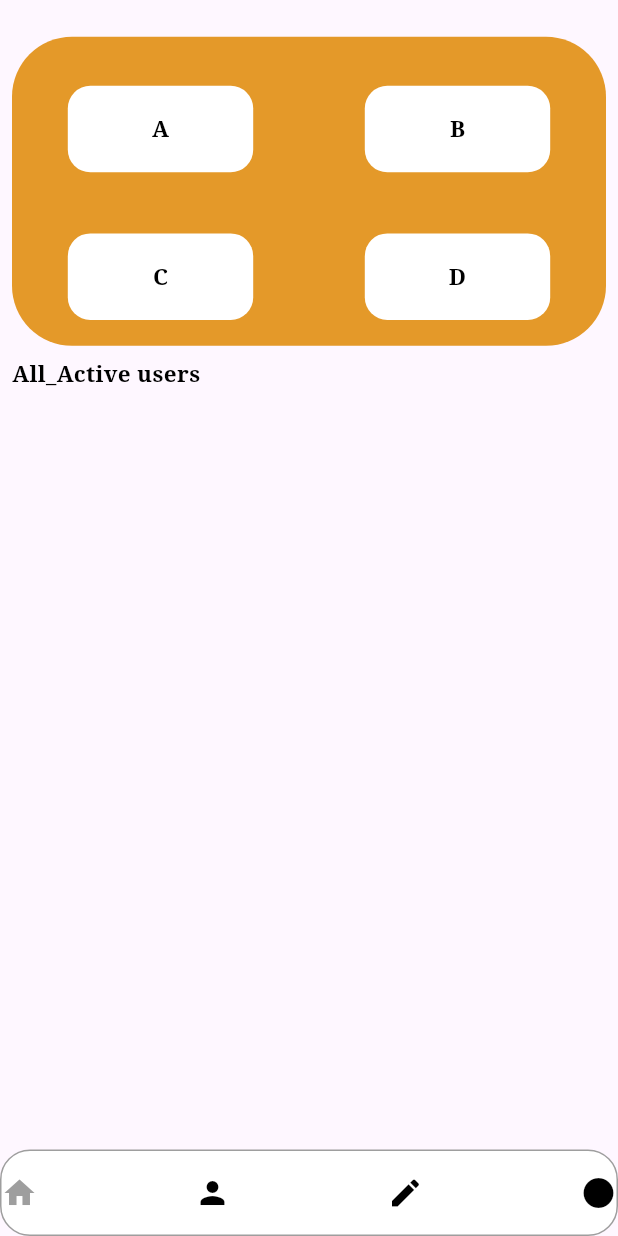
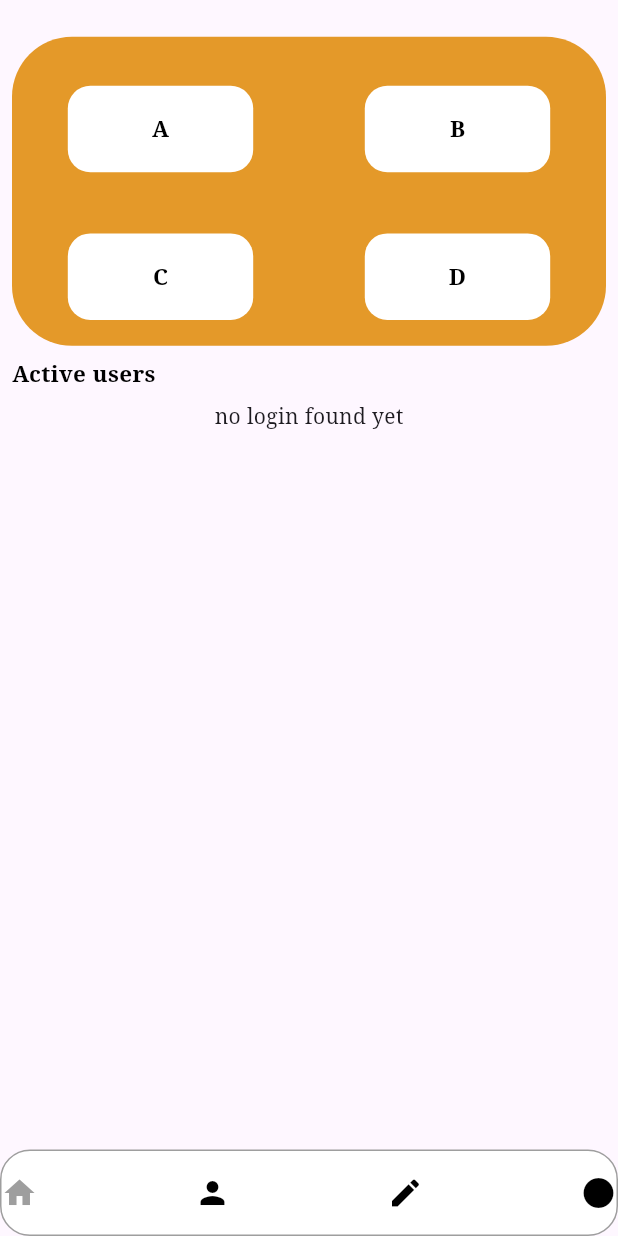
Before and after one commit to navendra3010/surveyist, a Flutter app: the AdminDashboardPage screen opened directly, item 2 of the bottom bar chosen, after a tap on the "home" icon, on a phone screen of 412 x 824 dp. Run offline on Flutter 3.47's test engine with Material 3 defaults, Android fonts, the light colour scheme and no system bars; our stand-ins replace cloud_firestore, device_info_plus, firebase_auth, firebase_core, geocoding, geolocator and 2 more; accounts and stored records are empty.

Commit message:
13 commit

```diff
--- /dev/null
+++ b/lib/adminModel/logins.dart
@@ -0,0 +1,16 @@
+class LoginRecord {
+  final String id;
+  final Map<String, dynamic> fields;
+
+  LoginRecord({
+    required this.id,
+    required this.fields,
+  });
+
+  factory LoginRecord.fromFirestore(Map<String, dynamic> data, String id) {
+    return LoginRecord(
+      id: id,
+      fields: data, // Store all fields dynamically
+    );
+  }
+}
--- a/lib/adminProvider/adminHomeProvider.dart
+++ b/lib/adminProvider/adminHomeProvider.dart
@@ -1,11 +1,9 @@
-// ignore_for_file: unused_local_variable
+import 'package:cloud_firestore/cloud_firestore.dart';
 
-import 'package:cloud_firestore/cloud_firestore.dart';
-import 'package:firebase_auth/firebase_auth.dart';
 import 'package:flutter/material.dart';
 import 'package:intl/intl.dart';
 import 'package:surveyist/adminModel/allUsersModel.dart';
-import 'package:surveyist/repositry/firebaseAuthentication.dart';
+import 'package:surveyist/adminModel/loginRecordmodel.dart';
 
 class Adminhomeprovider extends ChangeNotifier {
   bool isLoginRecord = false;
@@ -41,40 +39,6 @@ class Adminhomeprovider extends ChangeNotifier {
     return '${date.hour}:${date.minute} - ${date.day}/${date.month}/${date.year}';
   }
 
-  Future<void> getAllUserIds() async {
-    try {
-      //QuerySnapshot snapshot =
-      //await FirebaseFirestore.instance.collection('User').get();
-      // List<String> user_id = snapshot.docs.map((doc) => doc.id).toList();
-
-      // userIdLists =  snapshot.docs.map((doc) => doc.id).toList();
-      // var records=FirebaseauthenticationStatus.auth.Collection("User").doc(User.uid).get();
-      QuerySnapshot snapshot = (await FirebaseFirestore.instance
-          .collection("XNPVu6oFQ4YNKexrjYkuVgFGlrw2")
-          .get()) as QuerySnapshot<Object?>;
-      userIdLists != snapshot.docs.map((doc) => doc.id).toList();
-      isLoginRecord = false;
-      notifyListeners();
-
-      // for (var ides in user_id) {
-      //   print(ides);
-      //   notifyListeners();
-      // }
-    } catch (e) {
-      print(e);
-    }
-  }
-
-  //view all users...................
-  // Stream<List<Map<String, dynamic>>> fatchAllUsers() {
-  //   CollectionReference cf = FirebaseFirestore.instance.collection('users');
-  //   return cf.snapshots().map((snapshot) {
-  //     return snapshot.docs.map((doc) {
-  //       return doc.data() as Map<String, dynamic>;
-  //     }).toList();
-  //   });
-  // }
-
   List alluserList = [];
   bool isFatchDone = false;
 //all register users........................
@@ -86,32 +50,56 @@ class Adminhomeprovider extends ChangeNotifier {
 
     return userdata;
   }
- List docList=[];
-  Future<void> getAlldocumentFromCollection()async
-  {
-   List allDocs=[];
-   List allDocs2=[];
-  QuerySnapshot snapshot= await  FirebaseFirestore.instance.collection('users').get();
-  //parse document from fire collection to list
-  allDocs=snapshot.docs;
-  for (var elment in allDocs) {
-    //var data=allDocs.data();
-   String getid=elment.id;
-   print("find is${getid}");
-   // QuerySnapshot snapshot2= await  FirebaseFirestore.instance.collection('elment.id').get();
-    final  snapshot2= await  FirebaseFirestore.instance.collection(getid);
-    // allDocs2=snapshot2.get() as List;
-    // for(var element2 in allDocs2)
-    // {
-    //   String getId2=element2.id;
-    //   print("find it 2 is------${getId2}");
-    // }
 
 
+List loginRecordList=[];
 
-  }
-  docList=allDocs;
-  notifyListeners();
+  Future<void> fetchAllLoginDetails() async {
+    try {
+      print("-----------\\===========================");
+      QuerySnapshot snapshot = await FirebaseFirestore.instance
+          .collection('usersloginRecords')
+          .get();
+      for (var element in snapshot.docs) {
+        //  var userData = element.data();
+        //  print(userData);
+        var usergetid = element.id;
+        print(usergetid);
+        QuerySnapshot<Map<String, dynamic>> loginsSnapshot =
+            await FirebaseFirestore.instance
+                .collection('usersloginRecords')
+                .doc(usergetid)
+                .collection('loginDates')
+                .doc("13-01-2025")
+                .collection('logins')
+                .get();
 
+                // final loginData=loginsSnapshot.docs.map((e)=>LoginRecord.fromFireStore(e)).toList();
+                // LoginRecordList=loginData;
+  List<LoginRecord> loginData = loginsSnapshot.docs
+          .map((e) => LoginRecord.fromFireStore(e))
+          .toList();
+
+      loginRecordList.addAll(loginData);
+      int listlen=loginData.length;
+
+
+        // Check if there are any records
+        if (loginsSnapshot.docs.isEmpty) {
+          // print("No login records found for userId: $userId on date: $date");
+        } else {
+          // print("Login details for userId: $userId on date: $date:");
+
+          // Iterate through each document and print details
+          for (var doc in loginsSnapshot.docs) {
+            print("Login ID: ${doc.id}");
+            print("Data: device id ${doc.data()["device_Id"]}");
+          }
+        }
+        print("hello------hello-----------");
+      }
+    } catch (e) {
+      print(e);
+    }
   }
 }
--- a/lib/adminProvider/adminoperationProvider.dart
+++ b/lib/adminProvider/adminoperationProvider.dart
@@ -117,6 +117,7 @@ class AllOpeationAndUpdate extends ChangeNotifier {
 //   } catch (e) {
 //     print('Error fetching subcollections: $e');
 //   }
-// }
+
+
 
 }
--- a/lib/admin_uI/adminDashboard.dart
+++ b/lib/admin_uI/adminDashboard.dart
@@ -1,4 +1,4 @@
-import 'package:cloud_firestore/cloud_firestore.dart';
+
 import 'package:flutter/material.dart';
 import 'package:provider/provider.dart';
 import 'package:surveyist/adminProvider/adminHomeProvider.dart';
@@ -22,15 +22,17 @@ class _AdminDashboardPageState extends State<AdminDashboardPage> {
   @override
   void initState() {
     super.initState();
-   // Provider.of<AllOpeationAndUpdate>(context, listen: false).fetchAllLoginRecords();
+    Provider.of<Adminhomeprovider>(context, listen: false)
+        .fetchAllLoginDetails();
   }
 
   @override
   Widget build(BuildContext context) {
-    final providerHome= Provider.of<Adminhomeprovider>(context);
-     final loginUpdateProvider= Provider.of<AllOpeationAndUpdate>(context,listen: false);
+    final providerHome = Provider.of<Adminhomeprovider>(context);
+    final loginUpdateProvider =
+        Provider.of<AllOpeationAndUpdate>(context, listen: false);
     //  var loginDocs=adminHomeProvider.todaysLogins;
-    var   user_iddoc=providerHome.userIdLists;
+    var user_iddoc = providerHome.loginRecordList;
 
     return Scaffold(
       body: Padding(
@@ -80,71 +82,72 @@ class _AdminDashboardPageState extends State<AdminDashboardPage> {
                 ),
                 Container(
                   child: Text(
-                    "All_Active users",
+                    "Active users",
                     style: CustomText.nameOfTextStyle,
                   ),
                 ),
                 SizedBox(
                   height: MediaQuery.of(context).size.height * 1 / 100,
                 ),
-                // FutureBuilder(future:loginUpdateProvider.fetchAllLoginRecords(),
-
-                //  builder: (context, snapshot) {
-                //   if (snapshot.connectionState == ConnectionState.waiting) {
-                //     return Center(
-                //       child: CircularProgressIndicator(),
-                //     );
-                //   }
-                //   if (snapshot.hasError) {
-                //     return Center(
-                //       child: Text("no login record"),
-                //     );
-                //   }
-                //    final record = loginUpdateProvider;
-                //    if(record.isEmpty)
-                //    {
-                //     return Center(child:Text("no login found yet"),);
-                //    }
-                //   return Expanded(
-                //     child: ListView.builder(
-                //       itemCount: record.length,
-                //       itemBuilder: (context, index) {
-                //         final us = record[index];
-                //         return Container(
-                //           height: MediaQuery.of(context).size.height * 15 / 100,
-                //           width: MediaQuery.of(context).size.width * 9 / 100,
-                //           child: Card(
-                //             child: Column(
-                //               children: [
-                //                 Text("user_Login_Date:-${us.loginDate ?? 'no name'}"),
-                //                 Text("user_Time:-${us.loginTime ?? 'no name'}"),
-                //                // Text("${user['created_at'] ?? 'no name'}"),
-                //                 Text("user_address:-${us.address?? 'no name'}"),
-                //                 Text("user_: ${us.latitude ?? 'no name'}"),
-                //                   Text("user_: ${us.longitude ?? 'no name'}"),
-                //                     Text("user_: ${us.model?? 'no name'}"),
-                //                       Text("user_: ${us.deviceBrand ?? 'no name'}"),
-                //                        Text("user_: ${us.board?? 'no name'}"),
-                //                         Text("user_: ${us. device?? 'no name'}"),
-                //                          Text("user_: ${us.deviceId ?? 'no name'}"),
-
-
-
-
-                //               ],
-                //             ),
-                //           ),
-                //         );
-                //       },
-                //     ),
-                //     );
-
-
-                // },
-                //)
-
-
-
+                FutureBuilder(
+                    future: providerHome.fetchAllLoginDetails(),
+                    builder: (context, snapshot) {
+                      if (snapshot.connectionState == ConnectionState.waiting) {
+                        return Center(
+                          child: CircularProgressIndicator(),
+                        );
+                      }
+                      if (snapshot.hasError) {
+                        return Center(
+                          child: Text("no login record"),
+                        );
+                      }
+                      final record = user_iddoc;
+                      if (record.isEmpty) {
+                        return Center(
+                          child: Text("no login found yet"),
+                        );
+                      }
+                      return Expanded(
+                          child: ListView.builder(
+                              itemCount: record.length,
+                              itemBuilder: (context, index) {
+                                final us = record[index];
+                                return Container(
+                                  height: MediaQuery.of(context).size.height *
+                                      29 /
+                                      100,
+                                  width: MediaQuery.of(context).size.width *
+                                      9 /
+                                      100,
+                                  child: Card(
+                                    child: Column(
+                                      children: [
+                                        Text(
+                                            "Login_Date:   -${us.loginDate ?? 'no name'}"),
+                                        Text(
+                                            "Login_Time:   -${us.loginTime ?? 'no name'}"),
+                                        // Text("${user['created_at'] ?? 'no name'}"),
+                                        Text(
+                                            " Login_ address:-   ${us.address ?? 'no name'}"),
+                                        Text(
+                                            "latitude_: ${us.latitude ?? 'no name'}"),
+                                        Text(
+                                            "longitude_:  ${us.longitude ?? 'no name'}"),
+                                        Text("device name_ : ${us.model ?? 'no name'}"),
+                                        Text(
+                                            "device Brand  _: ${us.deviceBrand ?? 'no name'}"),
+                                        Text("user_: ${us.board ?? 'no name'}"),
+                                        Text(
+                                            "device: ${us.device ?? 'no name'}"),
+                                        Text(
+                                            "Device_: ${us.deviceId ?? 'no name'}"),
+                                      ],
+                                    ),
+                                  ),
+                                );
+                              }));
+                    })
               ])),
       bottomNavigationBar:
           AppFooterUi(notificationCount: 0, selectMenu: ButtomMenu.home),
--- a/lib/admin_uI/viewAllUser.dart
+++ b/lib/admin_uI/viewAllUser.dart
@@ -49,7 +49,7 @@ class _viewAllUserpageState extends State<viewAllUserpage> {
     super.initState();
     // getAlldocumentFromCollection
     Provider.of<Adminhomeprovider>(context, listen: false).getAllUsers();
-    Provider.of<Adminhomeprovider>(context, listen: false).getAlldocumentFromCollection();
+
   }
 
   void _showAlertDialog(BuildContext context) {
```
Also changed, not shown: lib/userProviders/loginProvider.dart (+65 -30 lines).
